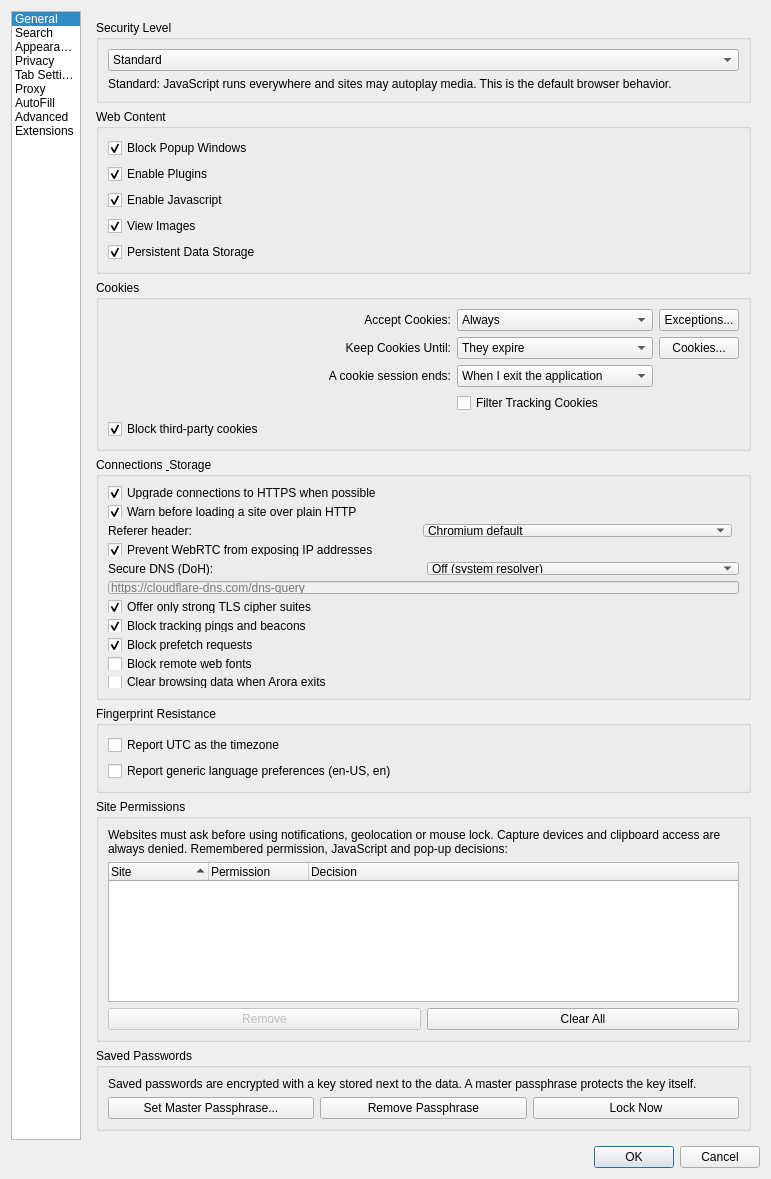
Qt form src/settings.ui (IT-Space-2026/arktos) before a commit.
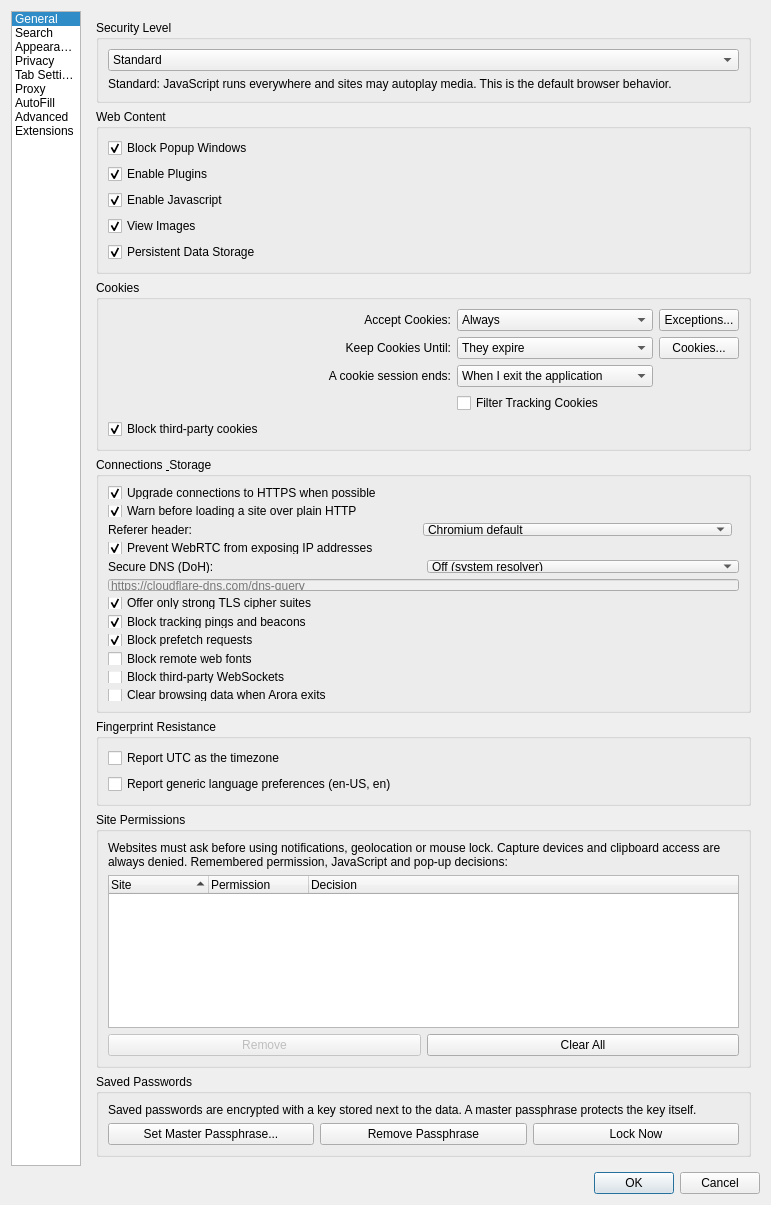
The same form after that commit. The open tabs and pages were chosen to show the change.

Commit message: XSLEAK03: app-side XS-Leak mitigations — opt-in third-party WebSocket block

Diff of the .ui file:
```diff
--- a/src/settings.ui
+++ b/src/settings.ui
@@ -1624,6 +1624,19 @@
             </property>
            </widget>
           </item>
+          <item>
+           <widget class="QCheckBox" name="blockThirdPartyWebSockets">
+            <property name="toolTip">
+             <string>Refuse WebSocket connections to hosts outside the page's own site — whether a cross-site socket connects or is refused leaks state the site can read about you (cross-site leak oracle). Off by default: chat widgets, feeds and other real-time features legitimately open cross-site sockets.</string>
+            </property>
+            <property name="text">
+             <string>Block third-party WebSockets</string>
+            </property>
+            <property name="checked">
+             <bool>false</bool>
+            </property>
+           </widget>
+          </item>
           <item>
            <widget class="QCheckBox" name="clearOnExit">
             <property name="toolTip">
```
Left out of the diff: 1 changed line with no effect on the pictures. The commit also changes 10 other files.
